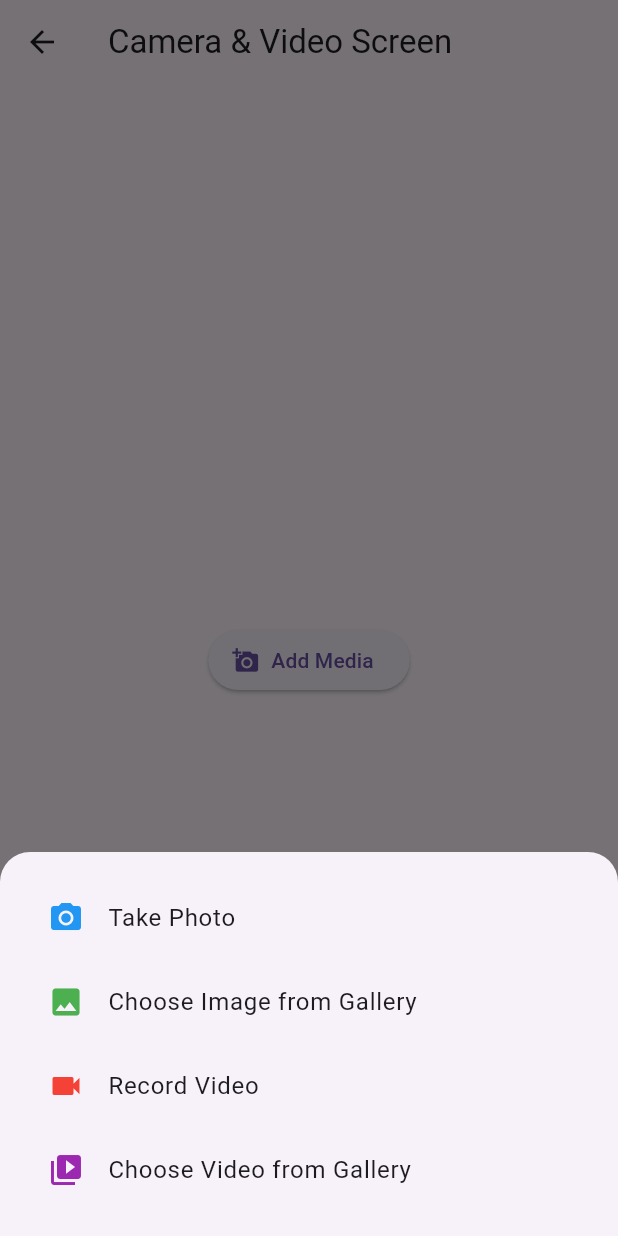
After one commit to Amaanvikar/Assignement_no_1, a Flutter app: the CameraScreen screen opened directly, after a tap on "Add Media", on a phone screen of 412 x 824 dp. The commit adds this screen. Run offline on Flutter 3.47's test engine with Material 3 defaults, Android fonts, the phone set to English and light mode, and no system bars; our stand-ins replace google_maps_flutter, image_picker, location, shared_preferences, sqflite, video_player; missing offline and left inert: video_compress; accounts and stored records are empty.

Commit message:
create a camera class and set function for pick image,video from ld or camera

```diff
--- /dev/null
+++ b/lib/listing/screens/camera_screen.dart
@@ -0,0 +1,163 @@
+import 'dart:io';
+import 'package:flutter/material.dart';
+import 'package:image_picker/image_picker.dart';
+import 'package:video_player/video_player.dart';
+
+class CameraScreen extends StatefulWidget {
+  @override
+  _CameraScreenState createState() => _CameraScreenState();
+}
+
+class _CameraScreenState extends State<CameraScreen> {
+  String? _mediaPath;
+  bool _isVideo = false;
+  final ImagePicker _picker = ImagePicker();
+  VideoPlayerController? _videoController;
+
+  // Method to pick an image or video
+  Future<void> _pickMedia(ImageSource source, {required bool isVideo}) async {
+    try {
+      final XFile? pickedFile = isVideo
+          ? await _picker.pickVideo(source: source)
+          : await _picker.pickImage(source: source);
+
+      if (pickedFile != null) {
+        setState(() {
+          _mediaPath = pickedFile.path;
+          _isVideo = isVideo;
+        });
+
+        if (isVideo) {
+          _initializeVideoPlayer(pickedFile.path);
+        }
+
+        print("Picked Media Path: $_mediaPath");
+      }
+    } catch (e) {
+      ScaffoldMessenger.of(context).showSnackBar(
+        SnackBar(content: Text("Failed to pick media: $e")),
+      );
+    }
+  }
+
+  // Initialize video player
+  void _initializeVideoPlayer(String videoPath) {
+    _videoController?.dispose();
+    _videoController = VideoPlayerController.file(File(videoPath))
+      ..initialize().then((_) {
+        setState(() {});
+        _videoController!.play();
+      });
+  }
+
+  // Show media picker dialog
+  void _showMediaPickerDialog() {
+    showModalBottomSheet(
+      context: context,
+      shape: const RoundedRectangleBorder(
+        borderRadius: BorderRadius.vertical(top: Radius.circular(20)),
+      ),
+      builder: (context) {
+        return Padding(
+          padding: const EdgeInsets.all(16.0),
+          child: Column(
+            mainAxisSize: MainAxisSize.min,
+            children: [
+              ListTile(
+                leading: const Icon(Icons.camera_alt, color: Colors.blue),
+                title: const Text('Take Photo'),
+                onTap: () {
+                  Navigator.pop(context);
+                  _pickMedia(ImageSource.camera, isVideo: false);
+                },
+              ),
+              ListTile(
+                leading: const Icon(Icons.image, color: Colors.green),
+                title: const Text('Choose Image from Gallery'),
+                onTap: () {
+                  Navigator.pop(context);
+                  _pickMedia(ImageSource.gallery, isVideo: false);
+                },
+              ),
+              ListTile(
+                leading: const Icon(Icons.videocam, color: Colors.red),
+                title: const Text('Record Video'),
+                onTap: () {
+                  Navigator.pop(context);
+                  _pickMedia(ImageSource.camera, isVideo: true);
+                },
+              ),
+              ListTile(
+                leading: const Icon(Icons.video_library, color: Colors.purple),
+                title: const Text('Choose Video from Gallery'),
+                onTap: () {
+                  Navigator.pop(context);
+                  _pickMedia(ImageSource.gallery, isVideo: true);
+                },
+              ),
+            ],
+          ),
+        );
+      },
+    );
+  }
+
+  @override
+  void dispose() {
+    _videoController?.dispose();
+    super.dispose();
+  }
+
+  @override
+  Widget build(BuildContext context) {
+    return Scaffold(
+      appBar: AppBar(title: const Text("Camera & Video Screen")),
+      body: Center(
+        child: Column(
+          mainAxisAlignment: MainAxisAlignment.center,
+          children: [
+            _mediaPath != null
+                ? _isVideo
+                    ? _videoController != null &&
+                            _videoController!.value.isInitialized
+                        ? Column(
+                            children: [
+                              AspectRatio(
+                                aspectRatio:
+                                    _videoController!.value.aspectRatio,
+                                child: VideoPlayer(_videoController!),
+                              ),
+                              IconButton(
+                                icon: Icon(
+                                  _videoController!.value.isPlaying
+                                      ? Icons.pause
+                                      : Icons.play_arrow,
+                                ),
+                                onPressed: () {
+                                  setState(() {
+                                    _videoController!.value.isPlaying
+                                        ? _videoController!.pause()
+                                        : _videoController!.play();
+                                  });
+                                },
+                              ),
+                            ],
+                          )
+                        : const CircularProgressIndicator()
+                    : Image.file(
+                        File(_mediaPath!),
+                        width: 200,
+                        height: 200,
+                        fit: BoxFit.cover,
+                      )
+                : ElevatedButton.icon(
+                    onPressed: _showMediaPickerDialog,
+                    icon: const Icon(Icons.add_a_photo),
+                    label: const Text('Add Media'),
+                  ),
+          ],
+        ),
+      ),
+    );
+  }
+}
--- a/lib/listing/screens/video_compressed_screen.dart
+++ b/lib/listing/screens/video_compressed_screen.dart
@@ -54,7 +54,7 @@ class _VideoCompressedScreenState extends State<VideoCompressedScreen> {
             videoController?.play();
           });
       });
-      // print('Video Path: ${_videoFile!.path}');
+      print('Video Path: ${_videoFile!.path}');
       await _compressVideo(_videoFile!);
     } else {
       print('No video selected');
--- a/pubspec.yaml
+++ b/pubspec.yaml
@@ -49,6 +49,7 @@ dependencies:
   video_player: ^2.9.3
   url_launcher: ^6.3.1
   video_compress: ^3.1.4
+  permission_handler: ^11.4.0
 dev_dependencies:
   flutter_test:
     sdk: flutter
```
Also changed, not shown: lib/common/camera_helper.dart (added, +52 -0 lines), lib/widgets/drawer_widget.dart (+7 -0 lines), pubspec.lock.
